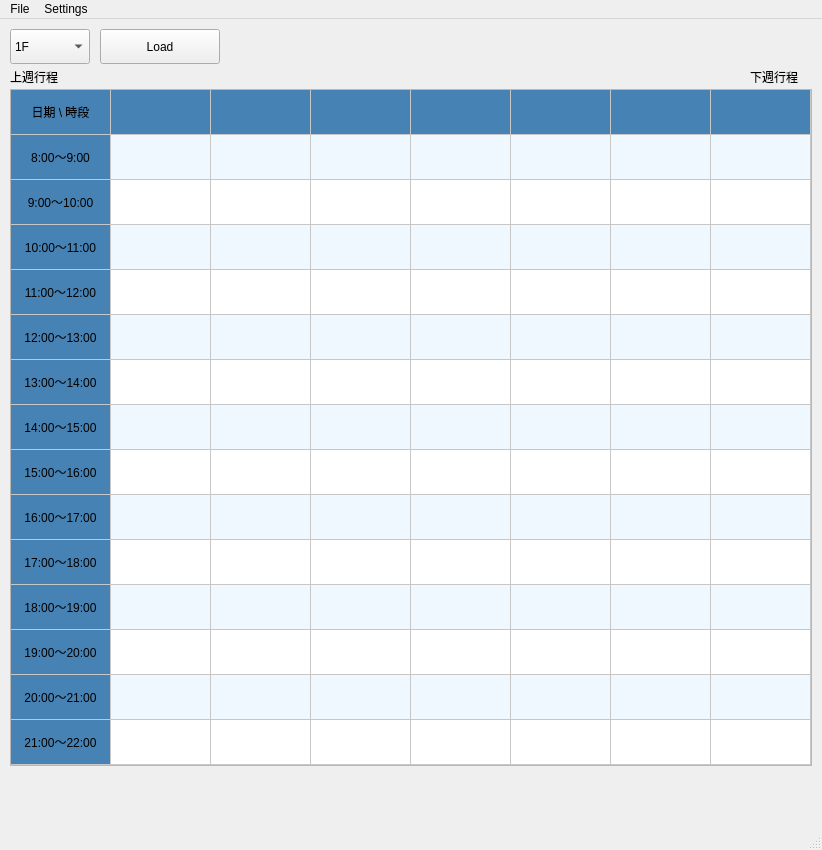
Above: 2.ui from Autumn4090/SportCenterTimetable before the change. Below: the same form after it.
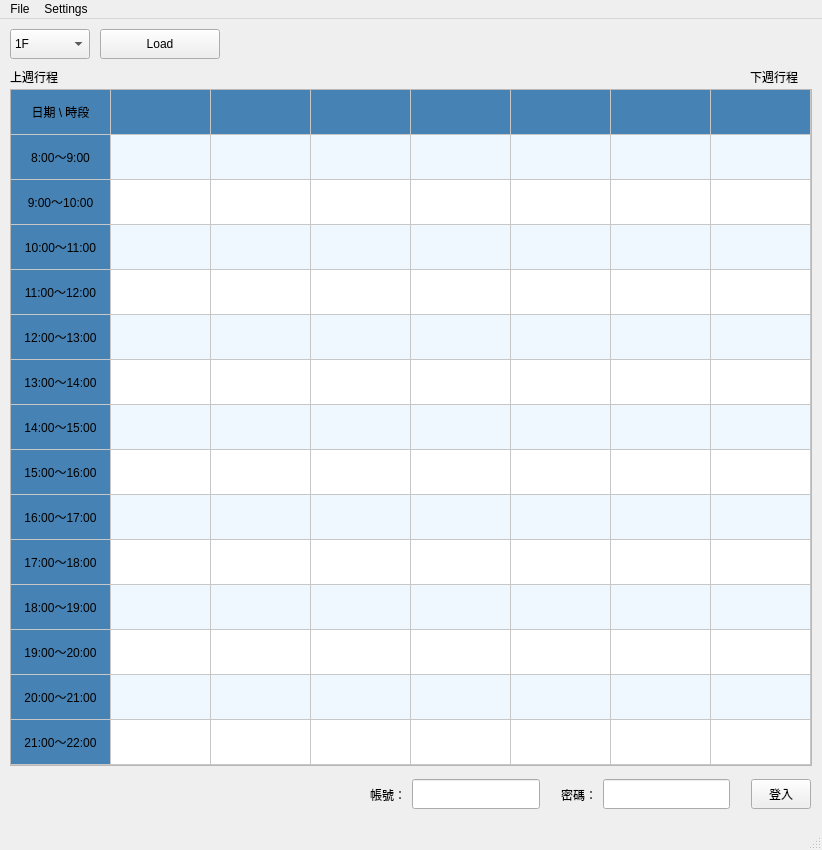
That is the form after the change.

Commit message: Add Login Function

```diff
--- a/2.ui
+++ b/2.ui
@@ -2237,7 +2237,7 @@
       <x>100</x>
       <y>10</y>
       <width>120</width>
-      <height>35</height>
+      <height>30</height>
      </rect>
     </property>
     <property name="text">
@@ -2250,7 +2250,7 @@
       <x>10</x>
       <y>10</y>
       <width>80</width>
-      <height>35</height>
+      <height>30</height>
      </rect>
     </property>
     <item>
@@ -2303,6 +2303,106 @@
      <string>上週行程</string>
     </property>
    </widget>
+   <widget class="QWidget" name="horizontalLayoutWidget">
+    <property name="geometry">
+     <rect>
+      <x>370</x>
+      <y>750</y>
+      <width>441</width>
+      <height>51</height>
+     </rect>
+    </property>
+    <layout class="QHBoxLayout" name="horizontalLayout">
+     <item>
+      <widget class="QLabel" name="lbl_user">
+       <property name="text">
+        <string>帳號：</string>
+       </property>
+      </widget>
+     </item>
+     <item>
+      <widget class="QLineEdit" name="tb_user">
+       <property name="minimumSize">
+        <size>
+         <width>0</width>
+         <height>30</height>
+        </size>
+       </property>
+      </widget>
+     </item>
+     <item>
+      <spacer name="horizontalSpacer">
+       <property name="orientation">
+        <enum>Qt::Horizontal</enum>
+       </property>
+       <property name="sizeType">
+        <enum>QSizePolicy::Minimum</enum>
+       </property>
+       <property name="sizeHint" stdset="0">
+        <size>
+         <width>15</width>
+         <height>20</height>
+        </size>
+       </property>
+      </spacer>
+     </item>
+     <item>
+      <widget class="QLabel" name="lbl_pass">
+       <property name="text">
+        <string>密碼：</string>
+       </property>
+      </widget>
+     </item>
+     <item>
+      <widget class="QLineEdit" name="tb_pass">
+       <property name="minimumSize">
+        <size>
+         <width>0</width>
+         <height>30</height>
+        </size>
+       </property>
+       <property name="echoMode">
+        <enum>QLineEdit::Password</enum>
+       </property>
+      </widget>
+     </item>
+     <item>
+      <spacer name="horizontalSpacer_2">
+       <property name="orientation">
+        <enum>Qt::Horizontal</enum>
+       </property>
+       <property name="sizeType">
+        <enum>QSizePolicy::Minimum</enum>
+       </property>
+       <property name="sizeHint" stdset="0">
+        <size>
+         <width>15</width>
+         <height>20</height>
+        </size>
+       </property>
+      </spacer>
+     </item>
+     <item>
+      <widget class="QPushButton" name="btn_login">
+       <property name="minimumSize">
+        <size>
+         <width>0</width>
+         <height>30</height>
+        </size>
+       </property>
+       <property name="maximumSize">
+        <size>
+         <width>60</width>
+         <height>30</height>
+        </size>
+       </property>
+       <property name="text">
+        <string>登入</string>
+       </property>
+      </widget>
+     </item>
+    </layout>
+   </widget>
   </widget>
   <widget class="QMenuBar" name="menubar">
    <property name="geometry">
```
The commit also changes 1 other file.
